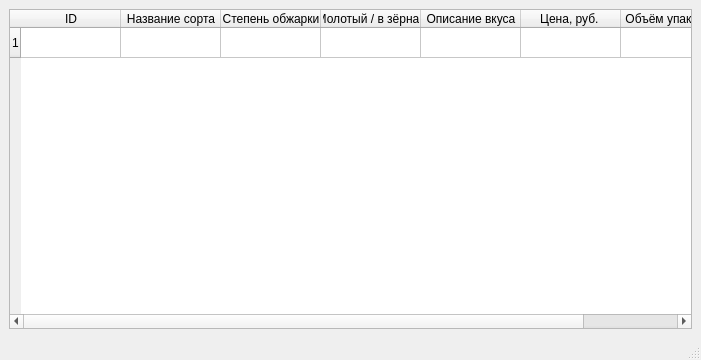
Old version of the form main.ui in the repository ssusllova/Coffee_database.
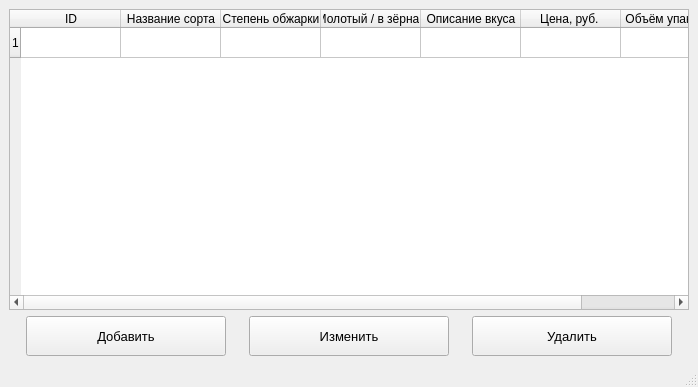
New version of the form.

Commit message: Coffee Database add/modify/delete

The edit to the form file:
```diff
--- a/main.ui
+++ b/main.ui
@@ -6,8 +6,8 @@
    <rect>
     <x>0</x>
     <y>0</y>
-    <width>701</width>
-    <height>360</height>
+    <width>698</width>
+    <height>387</height>
    </rect>
   </property>
   <property name="windowTitle">
@@ -22,19 +22,7 @@
    </property>
    <layout class="QGridLayout" name="gridLayout">
     <item row="0" column="0">
-     <layout class="QVBoxLayout" name="verticalLayout" stretch="0">
-      <property name="leftMargin">
-       <number>0</number>
-      </property>
-      <property name="topMargin">
-       <number>0</number>
-      </property>
-      <property name="rightMargin">
-       <number>0</number>
-      </property>
-      <property name="bottomMargin">
-       <number>0</number>
-      </property>
+     <layout class="QVBoxLayout" name="verticalLayout">
       <item>
        <widget class="QTableWidget" name="tableWidget">
         <property name="enabled">
@@ -96,6 +84,82 @@
         </column>
        </widget>
       </item>
+      <item>
+       <layout class="QHBoxLayout" name="horizontalLayout">
+        <item>
+         <widget class="QPushButton" name="pushButton_add">
+          <property name="minimumSize">
+           <size>
+            <width>0</width>
+            <height>40</height>
+           </size>
+          </property>
+          <property name="maximumSize">
+           <size>
+            <width>200</width>
+            <height>16777215</height>
+           </size>
+          </property>
+          <property name="font">
+           <font>
+            <pointsize>10</pointsize>
+           </font>
+          </property>
+          <property name="text">
+           <string>Добавить</string>
+          </property>
+         </widget>
+        </item>
+        <item>
+         <widget class="QPushButton" name="pushButton_change">
+          <property name="minimumSize">
+           <size>
+            <width>0</width>
+            <height>40</height>
+           </size>
+          </property>
+          <property name="maximumSize">
+           <size>
+            <width>200</width>
+            <height>16777215</height>
+           </size>
+          </property>
+          <property name="font">
+           <font>
+            <pointsize>10</pointsize>
+           </font>
+          </property>
+          <property name="text">
+           <string>Изменить</string>
+          </property>
+         </widget>
+        </item>
+        <item>
+         <widget class="QPushButton" name="pushButton_delete">
+          <property name="minimumSize">
+           <size>
+            <width>0</width>
+            <height>40</height>
+           </size>
+          </property>
+          <property name="maximumSize">
+           <size>
+            <width>200</width>
+            <height>16777215</height>
+           </size>
+          </property>
+          <property name="font">
+           <font>
+            <pointsize>10</pointsize>
+           </font>
+          </property>
+          <property name="text">
+           <string>Удалить</string>
+          </property>
+         </widget>
+        </item>
+       </layout>
+      </item>
      </layout>
     </item>
    </layout>
```
Left out of the diff: 2 changed lines with no effect on the pictures. The commit also changes 3 other files.
